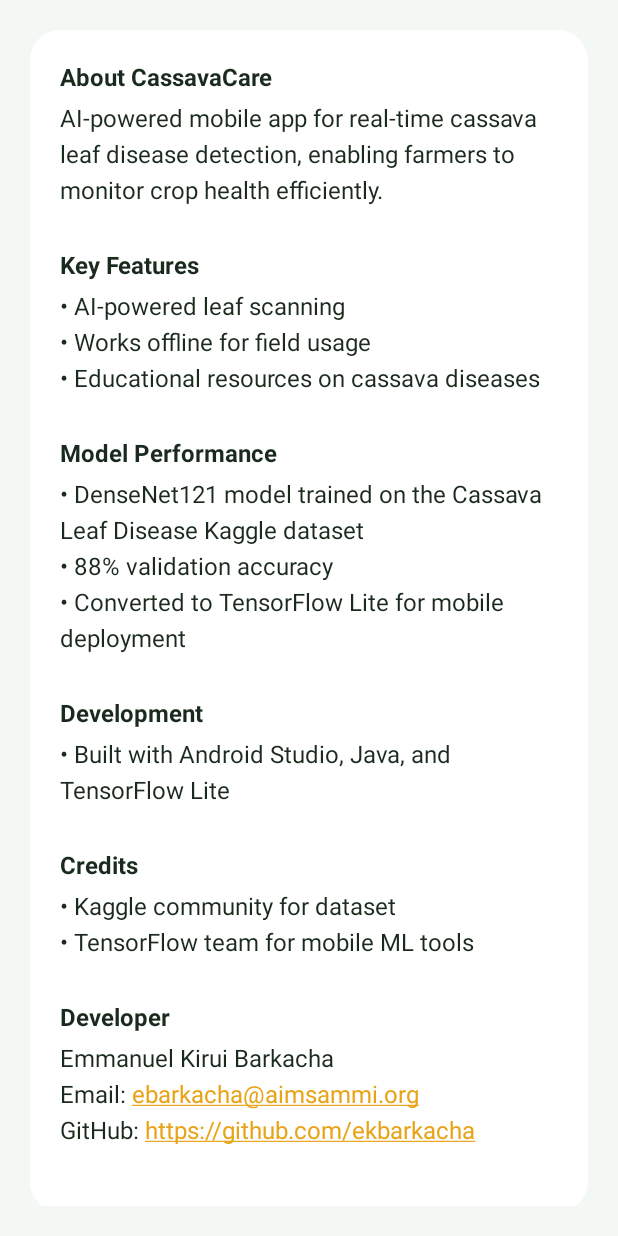
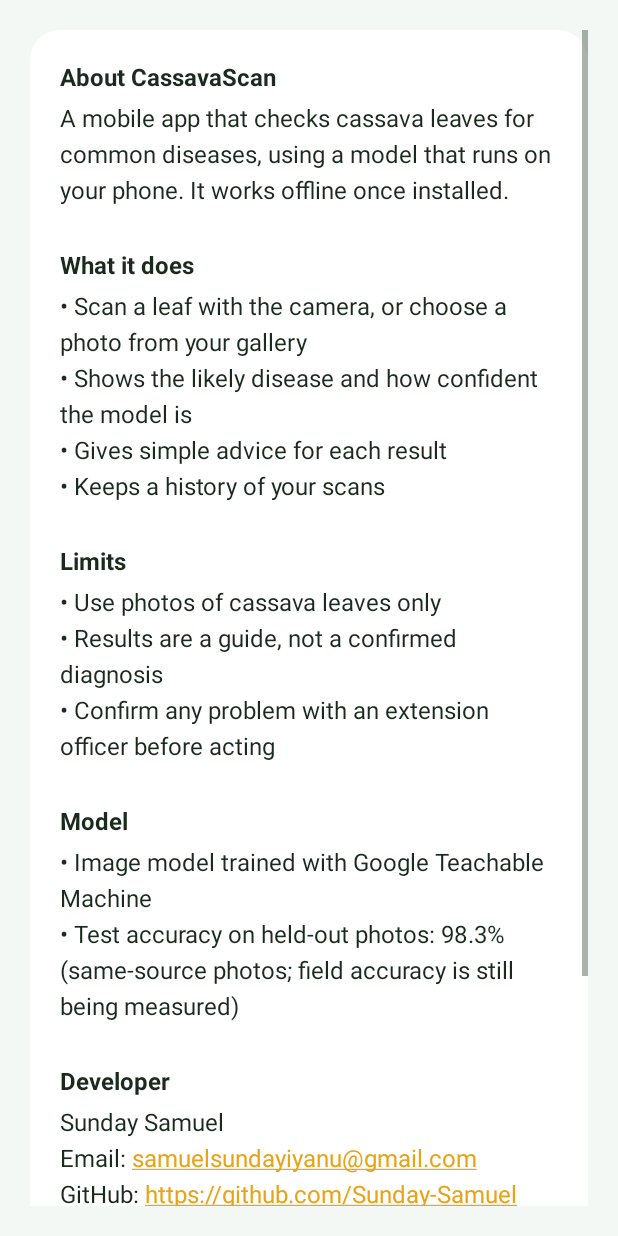
Before and after one commit to Sunday-Samuel/CassavaScan, an Android app: the fragment AboutSubFragment shown on its own in the app's theme, on a phone screen of 412 x 824 dp. Run offline under Robolectric (Android 15) with nearby library versions, the phone set to English and light mode, and no system bars.

Commit message:
Update AboutSubFragment.java

```diff
--- a/android-app/app/src/main/java/com/ek/cassavacare/AboutSubFragment.java
+++ b/android-app/app/src/main/java/com/ek/cassavacare/AboutSubFragment.java
@@ -1,13 +1,10 @@
 /*
- * Project: CassavaCare
+ * Project: CassavaScan
  * File: AboutSubFragment.java
- * Description: Displays application information, model details, and developer credits
+ * Description: Displays application information, model details, and credits
  *
- * Author: Emmanuel Kirui Barkacha
- * Email: ebarkacha@aimsammi.org
- * GitHub: https://github.com/ekbarkacha
- *
- * Created: 2025
+ * Based on the open-source CassavaCare project
+ * Original author: Emmanuel Kirui Barkacha (https://github.com/ekbarkacha)
  * License: MIT
  */
 
@@ -26,36 +23,45 @@ import com.ek.cassavacare.R;
 
 public class AboutSubFragment extends Fragment {
 
+    // ---- Change these to your own details ----
+    private static final String DEVELOPER_NAME = "Sunday Samuel";
+    private static final String DEVELOPER_EMAIL = "samuelsundayiyanu@gmail.com";
+    private static final String DEVELOPER_GITHUB = "https://github.com/Sunday-Samuel";
+    // -------------------------------------------
+
     public View onCreateView(@NonNull LayoutInflater inflater, ViewGroup container, Bundle savedInstanceState) {
         View root = inflater.inflate(R.layout.fragment_about_sub, container, false);
 
         TextView tvContent = root.findViewById(R.id.tv_about_content);
 
         tvContent.setText(Html.fromHtml(
-                "<b>About CassavaCare</b><br>" +
-                        "AI-powered mobile app for real-time cassava leaf disease detection, enabling farmers to monitor crop health efficiently.<br><br>" +
+                "<b>About CassavaScan</b><br>" +
+                        "A mobile app that checks cassava leaves for common diseases, using a model that runs on your phone. " +
+                        "It works offline once installed.<br><br>" +
 
-                        "<b>Key Features</b><br>" +
-                        "• AI-powered leaf scanning<br>" +
-                        "• Works offline for field usage<br>" +
-                        "• Educational resources on cassava diseases<br><br>" +
+                        "<b>What it does</b><br>" +
+                        "• Scan a leaf with the camera, or choose a photo from your gallery<br>" +
+                        "• Shows the likely disease and how confident the model is<br>" +
+                        "• Gives simple advice for each result<br>" +
+                        "• Keeps a history of your scans<br><br>" +
 
-                        "<b>Model Performance</b><br>" +
-                        "• DenseNet121 model trained on the Cassava Leaf Disease Kaggle dataset<br>" +
-                        "• 88% validation accuracy<br>" +
-                        "• Converted to TensorFlow Lite for mobile deployment<br><br>" +
+                        "<b>Limits</b><br>" +
+                        "• Use photos of cassava leaves only<br>" +
+                        "• Results are a guide, not a confirmed diagnosis<br>" +
+                        "• Confirm any problem with an extension officer before acting<br><br>" +
 
-                        "<b>Development</b><br>" +
-                        "• Built with Android Studio, Java, and TensorFlow Lite<br><br>" +
+                        "<b>Model</b><br>" +
+                        "• Image model trained with Google Teachable Machine<br>" +
+                        "• Test accuracy on held-out photos: 98.3% (same-source photos; field accuracy is still being measured)<br><br>" +
+
+                        "<b>Developer</b><br>" +
+                        DEVELOPER_NAME + "<br>" +
+                        "Email: <a href=\"mailto:" + DEVELOPER_EMAIL + "\">" + DEVELOPER_EMAIL + "</a><br>" +
+                        "GitHub: <a href=\"" + DEVELOPER_GITHUB + "\">" + DEVELOPER_GITHUB + "</a><br><br>" +
 
                         "<b>Credits</b><br>" +
-                        "• Kaggle community for dataset<br>" +
-                        "• TensorFlow team for mobile ML tools<br><br>" +
-
-                        "<b>Developer</b><br>" +
-                        "Emmanuel Kirui Barkacha<br>" +
-                        "Email: <a href=\"mailto:ebarkacha@aimsammi.org\">ebarkacha@aimsammi.org</a><br>" +
-                        "GitHub: <a href=\"https://github.com/ekbarkacha\">https://github.com/ekbarkacha</a><br>"
+                        "Based on the open-source CassavaCare project by Emmanuel Kirui Barkacha, released under the MIT licence.<br>" +
+                        "Disease images: Kaggle cassava leaf disease competition data, and the Makerere University cassava image dataset (CC0)."
         ));
         tvContent.setMovementMethod(LinkMovementMethod.getInstance());
 
```
